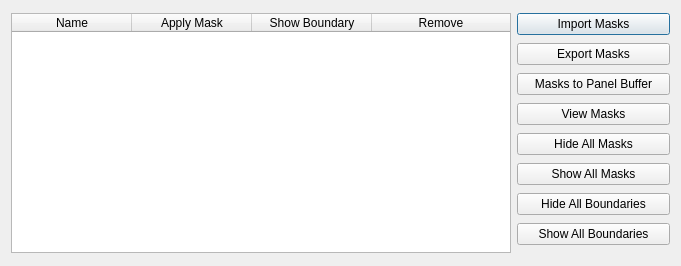
The window that hexrdgui/resources/ui/mask_manager_dialog.ui (HEXRD/hexrdgui) describes before a commit, drawn with Qt 5.
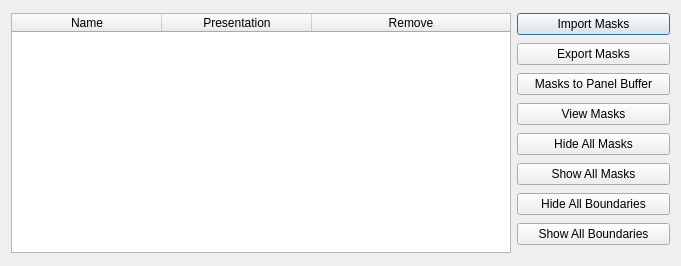
The same window after the commit.

Commit message: Make mask presentation options simpler and clearer

Diff of the .ui file:
```diff
--- a/hexrdgui/resources/ui/mask_manager_dialog.ui
+++ b/hexrdgui/resources/ui/mask_manager_dialog.ui
@@ -107,7 +107,7 @@
       <number>52</number>
      </attribute>
      <attribute name="horizontalHeaderDefaultSectionSize">
-      <number>120</number>
+      <number>150</number>
      </attribute>
      <attribute name="horizontalHeaderStretchLastSection">
       <bool>true</bool>
@@ -119,15 +119,7 @@
      </column>
      <column>
       <property name="text">
-       <string>Apply Mask</string>
-      </property>
-      <property name="textAlignment">
-       <set>AlignCenter</set>
-      </property>
-     </column>
-     <column>
-      <property name="text">
-       <string>Show Boundary</string>
+       <string>Presentation</string>
       </property>
       <property name="textAlignment">
        <set>AlignCenter</set>
```
Left out of the diff: 3 changed lines with no effect on the pictures. The commit also changes 2 other files.
